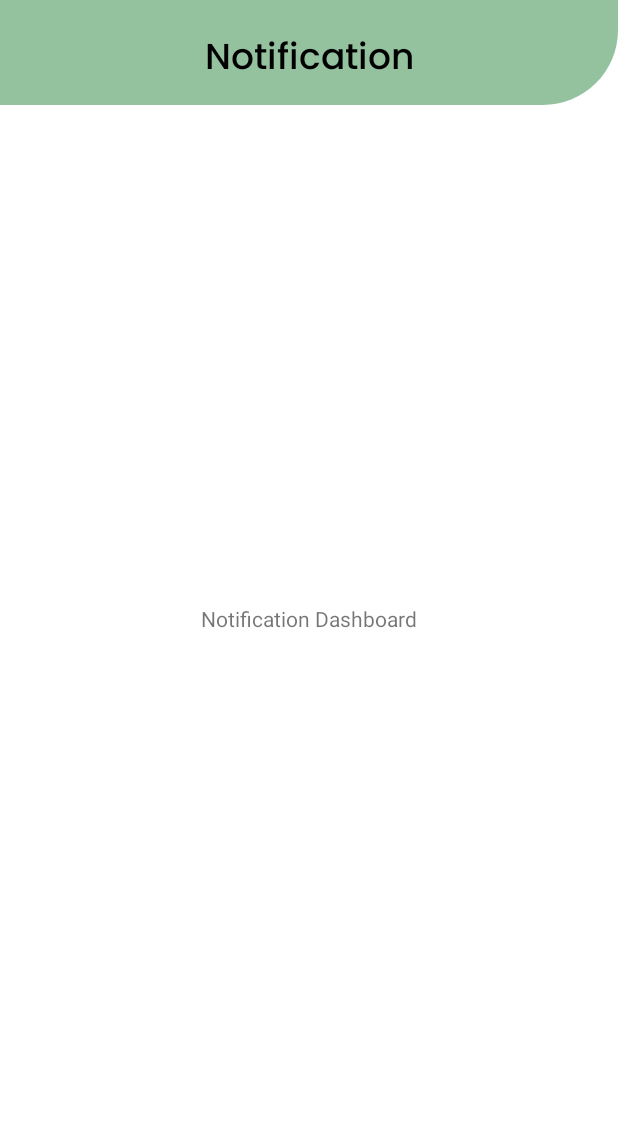
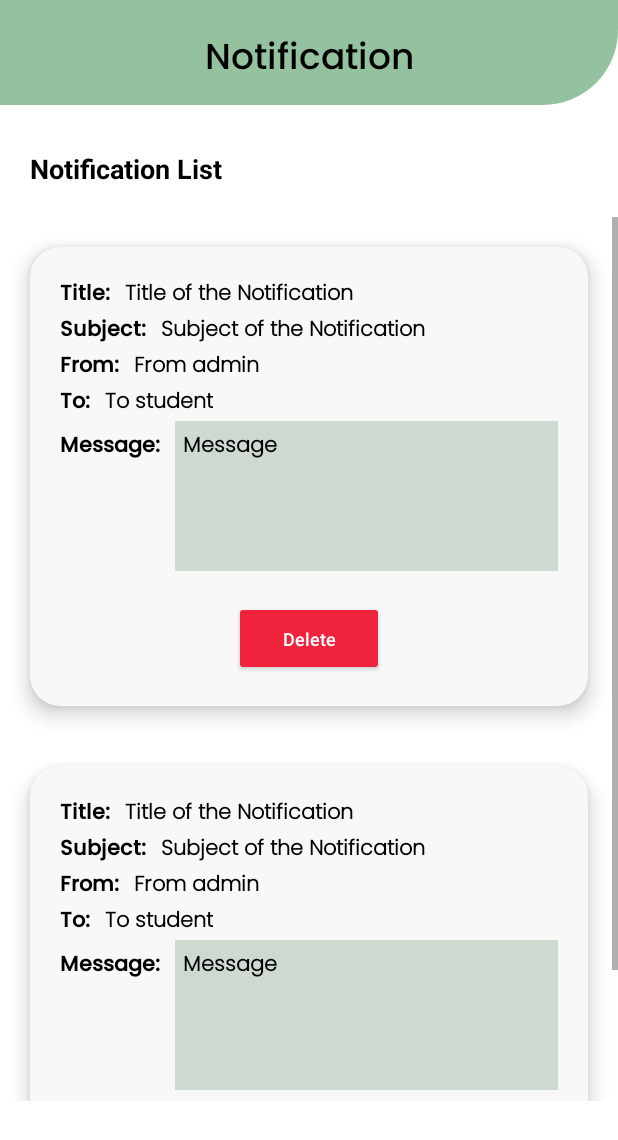
Before and after one commit to Noy-98/CDMM, an Android app: the layout fragment_notification.xml on its own in the app's theme, with its tools: preview values and no code run, on a phone screen of 412 x 824 dp. Shown: the top 1140 px of the screen. Run offline under Robolectric (Android 15) with nearby library versions, the phone set to English and light mode, and no system bars.

Commit message:
Functioning Notification Dashboard

```diff
--- a/app/src/main/AndroidManifest.xml
+++ b/app/src/main/AndroidManifest.xml
@@ -1,6 +1,10 @@
 <?xml version="1.0" encoding="utf-8"?>
 <manifest xmlns:android="http://schemas.android.com/apk/res/android"
     xmlns:tools="http://schemas.android.com/tools">
+
+    <uses-permission android:name="android.permission.INTERNET"/>
+
+    <uses-permission android:name="android.permission.POST_NOTIFICATIONS" />
 
     <application
         android:allowBackup="true"
--- a/app/src/main/res/layout/fragment_notification.xml
+++ b/app/src/main/res/layout/fragment_notification.xml
@@ -33,13 +33,68 @@
             app:layout_constraintStart_toStartOf="parent"
             app:layout_constraintTop_toTopOf="parent" />
 
-        <TextView
-            android:layout_width="wrap_content"
+        <LinearLayout
+            android:layout_width="match_parent"
             android:layout_height="wrap_content"
-            app:layout_constraintTop_toTopOf="parent"
-            app:layout_constraintBottom_toBottomOf="parent"
+            app:layout_constraintTop_toBottomOf="@+id/header"
+            android:layout_marginTop="10dp"
             app:layout_constraintStart_toStartOf="parent"
             app:layout_constraintEnd_toEndOf="parent"
-            android:text="Notification Dashboard"/>
+            android:orientation="vertical">
+
+            <androidx.constraintlayout.widget.ConstraintLayout
+                android:layout_width="match_parent"
+                android:layout_height="wrap_content"
+                android:layout_marginStart="10dp"
+                android:layout_marginEnd="10dp"
+                android:layout_marginTop="10dp">
+
+                <TextView
+                    android:layout_width="wrap_content"
+                    android:layout_height="wrap_content"
+                    android:text="Notification List"
+                    android:layout_gravity="start"
+                    android:textColor="@color/black"
+                    android:layout_marginTop="10dp"
+                    android:layout_marginStart="10dp"
+                    android:textSize="18sp"
+                    android:textStyle="bold"
+                    app:layout_constraintTop_toTopOf="parent"
+                    app:layout_constraintStart_toStartOf="parent"
+                    app:layout_constraintBottom_toBottomOf="parent"/>
+
+            </androidx.constraintlayout.widget.ConstraintLayout>
+
+
+            <ScrollView
+                android:layout_width="match_parent"
+                android:layout_height="wrap_content"
+                android:layout_marginTop="20dp"
+                android:layout_marginBottom="170dp">
+
+                <LinearLayout
+                    android:layout_width="match_parent"
+                    android:layout_height="wrap_content"
+                    android:orientation="vertical">
+
+                    <TextView
+                        android:id="@+id/no_post_text"
+                        android:layout_width="wrap_content"
+                        android:layout_height="wrap_content"
+                        android:layout_gravity="center"
+                        android:text="No Notification So Far!"
+                        android:visibility="gone"/>
+
+                    <androidx.recyclerview.widget.RecyclerView
+                        android:id="@+id/notificationList"
+                        android:orientation="horizontal"
+                        android:layout_width="match_parent"
+                        android:layout_height="wrap_content"
+                        tools:listitem="@layout/notification_item"/>
+                </LinearLayout>
+
+            </ScrollView>
+
+        </LinearLayout>
     </androidx.constraintlayout.widget.ConstraintLayout>
 </FrameLayout>
--- /dev/null
+++ b/app/src/main/res/layout/notification_item.xml
@@ -0,0 +1,156 @@
+<?xml version="1.0" encoding="utf-8"?>
+<androidx.cardview.widget.CardView xmlns:android="http://schemas.android.com/apk/res/android"
+    android:layout_width="match_parent"
+    android:layout_height="wrap_content"
+    xmlns:app="http://schemas.android.com/apk/res-auto"
+    app:cardElevation="8dp"
+    app:cardCornerRadius="20dp"
+    android:layout_margin="20dp"
+    app:cardBackgroundColor="#F8F8F8">
+
+    <LinearLayout
+        android:layout_width="match_parent"
+        android:layout_height="wrap_content"
+        android:orientation="vertical"
+        android:layout_margin="20dp"
+        android:gravity="center">
+
+        <LinearLayout
+            android:layout_width="match_parent"
+            android:layout_height="wrap_content"
+            android:orientation="horizontal">
+
+            <TextView
+                android:layout_width="wrap_content"
+                android:layout_height="wrap_content"
+                android:text="Title:"
+                android:fontFamily="@font/poppins_medium"
+                android:textStyle="bold"
+                android:textColor="@color/black"/>
+
+            <TextView
+                android:id="@+id/title"
+                android:layout_width="wrap_content"
+                android:layout_height="wrap_content"
+                android:text="Title of the Notification"
+                android:fontFamily="@font/poppins_light_italic"
+                android:textStyle="bold"
+                android:textColor="@color/black"
+                android:layout_marginStart="10dp"/>
+
+        </LinearLayout>
+
+        <LinearLayout
+            android:layout_width="match_parent"
+            android:layout_height="wrap_content"
+            android:orientation="horizontal">
+
+            <TextView
+                android:layout_width="wrap_content"
+                android:layout_height="wrap_content"
+                android:text="Subject:"
+                android:fontFamily="@font/poppins_medium"
+                android:textStyle="bold"
+                android:textColor="@color/black"/>
+
+            <TextView
+                android:id="@+id/subject"
+                android:layout_width="wrap_content"
+                android:layout_height="wrap_content"
+                android:text="Subject of the Notification"
+                android:fontFamily="@font/poppins_light_italic"
+                android:textStyle="bold"
+                android:textColor="@color/black"
+                android:layout_marginStart="10dp"/>
+
+        </LinearLayout>
+
+        <LinearLayout
+            android:layout_width="match_parent"
+            android:layout_height="wrap_content"
+            android:orientation="horizontal">
+
+            <TextView
+                android:layout_width="wrap_content"
+                android:layout_height="wrap_content"
+                android:text="From:"
+                android:fontFamily="@font/poppins_medium"
+                android:textStyle="bold"
+                android:textColor="@color/black"/>
+
+            <TextView
+                android:id="@+id/from"
+                android:layout_width="wrap_content"
+                android:layout_height="wrap_content"
+                android:text="From admin"
+                android:fontFamily="@font/poppins_light_italic"
+                android:textStyle="bold"
+                android:textColor="@color/black"
+                android:layout_marginStart="10dp"/>
+
+        </LinearLayout>
+
+        <LinearLayout
+            android:layout_width="match_parent"
+            android:layout_height="wrap_content"
+            android:orientation="horizontal">
+
+            <TextView
+                android:layout_width="wrap_content"
+                android:layout_height="wrap_content"
+                android:text="To:"
+                android:fontFamily="@font/poppins_medium"
+                android:textStyle="bold"
+                android:textColor="@color/black"/>
+
+            <TextView
+                android:id="@+id/to"
+                android:layout_width="wrap_content"
+                android:layout_height="wrap_content"
+                android:text="To student"
+                android:fontFamily="@font/poppins_light_italic"
+                android:textStyle="bold"
+                android:textColor="@color/black"
+                android:layout_marginStart="10dp"/>
+
+        </LinearLayout>
+
+        <LinearLayout
+            android:layout_width="match_parent"
+            android:layout_height="wrap_content"
+            android:orientation="horizontal">
+
+            <TextView
+                android:layout_width="wrap_content"
+                android:layout_height="wrap_content"
+                android:text="Message:"
+                android:fontFamily="@font/poppins_medium"
+                android:textStyle="bold"
+                android:textColor="@color/black"/>
+
+            <TextView
+                android:id="@+id/message"
+                android:layout_width="match_parent"
+                android:layout_height="100dp"
+                android:text="Message"
+                android:fontFamily="@font/poppins_light_italic"
+                android:textStyle="bold"
+                android:textColor="@color/black"
+                android:layout_marginStart="10dp"
+                android:background="#342A5E35"
+                android:padding="5dp"/>
+
+        </LinearLayout>
+
+        <androidx.appcompat.widget.AppCompatButton
+            android:id="@+id/deleteBttn"
+            android:layout_width="100dp"
+            android:layout_height="50dp"
+            android:backgroundTint="@color/red"
+            android:text="Delete"
+            android:textAllCaps="false"
+            android:textColor="@color/white"
+            android:textSize="12sp"
+            android:layout_marginTop="20dp"/>
+    </LinearLayout>
+</androidx.cardview.widget.CardView>
```
Also changed, not shown: app/src/main/java/com/itech/cdmm/NotificationAdapter.kt (added, +68 -0 lines), app/src/main/java/com/itech/cdmm/NotificationDBStructure.kt (added, +12 -0 lines), app/src/main/java/com/itech/cdmm/NotificationDelete.kt (added, +20 -0 lines), app/src/main/java/com/itech/cdmm/dashboard/Notification.kt (+112 -0 lines).
